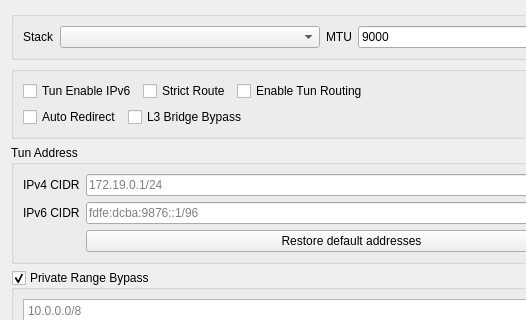
Qt form upstream/include/ui/setting/dialog_vpn_settings.ui (hopol/throne-mirror) before a commit; both pictures show x 0 to 526 and y 0 to 320 of the 640 by 600 pixel window.
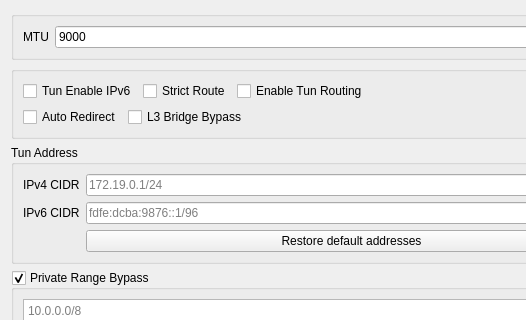
The same form after that commit.

What changed in the file:
```diff
--- a/upstream/include/ui/setting/dialog_vpn_settings.ui
+++ b/upstream/include/ui/setting/dialog_vpn_settings.ui
@@ -23,26 +23,6 @@
       </sizepolicy>
      </property>
      <layout class="QHBoxLayout" name="horizontalLayout_5">
-      <item>
-       <widget class="QLabel" name="label_4">
-        <property name="sizePolicy">
-         <sizepolicy hsizetype="Maximum" vsizetype="Preferred">
-          <horstretch>0</horstretch>
-          <verstretch>0</verstretch>
-         </sizepolicy>
-        </property>
-        <property name="text">
-         <string notr="true">Stack</string>
-        </property>
-       </widget>
-      </item>
-      <item>
-       <widget class="QComboBox" name="vpn_implementation">
-        <property name="editable">
-         <bool>false</bool>
-        </property>
-       </widget>
-      </item>
       <item>
        <widget class="QLabel" name="label_10">
         <property name="sizePolicy">
```
Left out of the diff: 3 changed lines with no effect on the pictures.
